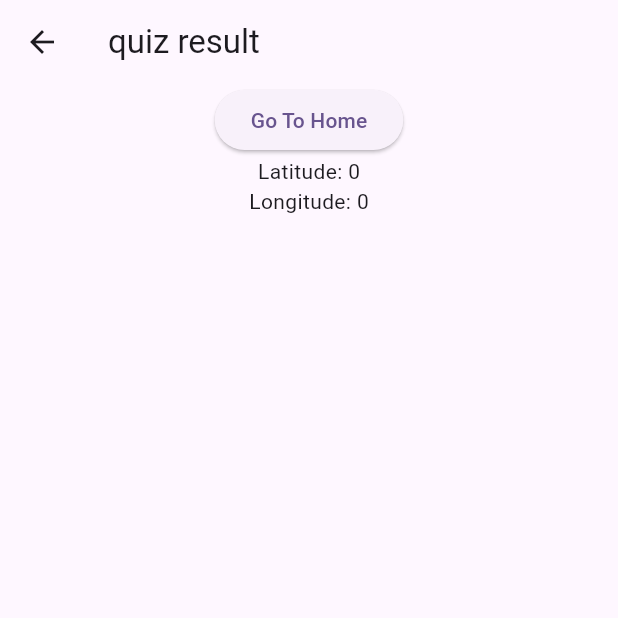
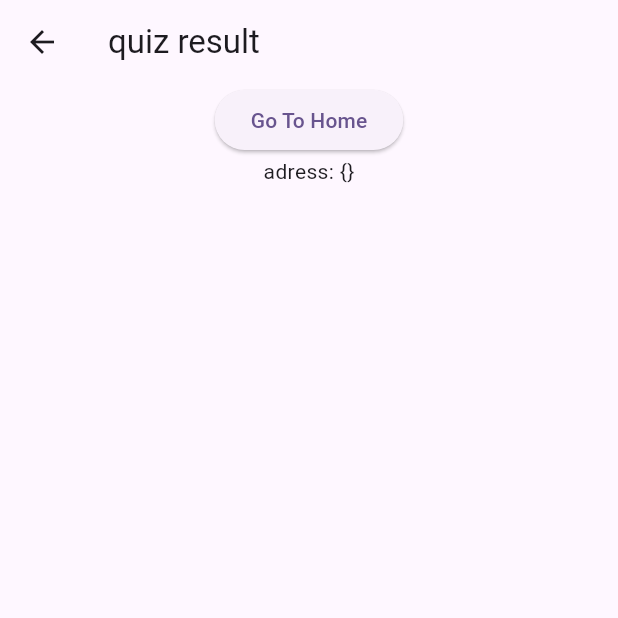
Before and after one commit to kc3hack/2025_26, a Flutter app: the ResultScreen screen opened directly with empty values, on a phone screen of 412 x 824 dp, the top half of it. Run offline on Flutter 3.47's test engine with Material 3 defaults, Android fonts, the phone set to English and light mode, and no system bars; our stand-ins replace geocoding, geolocator, go_router.

Commit message:
現在地確認完了

```diff
--- a/geoguessur_test/lib/screens/guessr/quiz_screen.dart
+++ b/geoguessur_test/lib/screens/guessr/quiz_screen.dart
@@ -1,5 +1,6 @@
 import 'package:flutter/material.dart';
 import 'package:geoguessur_test/utils/get_location.dart';
+import 'package:geoguessur_test/utils/translate_location.dart';
 import 'package:go_router/go_router.dart';
 
 class QuizScreen extends StatelessWidget {
@@ -15,7 +16,8 @@ class QuizScreen extends StatelessWidget {
           onPressed: () async {
             try {
               final location = await getCurrentPosition();
-              context.go('./result', extra: location);
+              final adress = await transLateLocateToAddress(location);
+              context.go('./result', extra: adress);
             } catch (e) {
               // エラー処理
               ScaffoldMessenger.of(
--- a/geoguessur_test/lib/screens/guessr/result_screen.dart
+++ b/geoguessur_test/lib/screens/guessr/result_screen.dart
@@ -21,8 +21,9 @@ class ResultScreen extends StatelessWidget {
               child: const Text('Go To Home'),
             ),
           ),
-          Center(child: Text('Latitude: ${location.latitude.toString()}')),
-          Center(child: Text('Longitude: ${location.longitude.toString()}')),
+          Center(child: Text('adress: ${location}')),
+          // Center(child: Text('Latitude: ${location.latitude.toString()}')),
+          // Center(child: Text('Longitude: ${location.longitude.toString()}')),
         ],
       ),
     );
```
Also changed, not shown: 1 other file.
